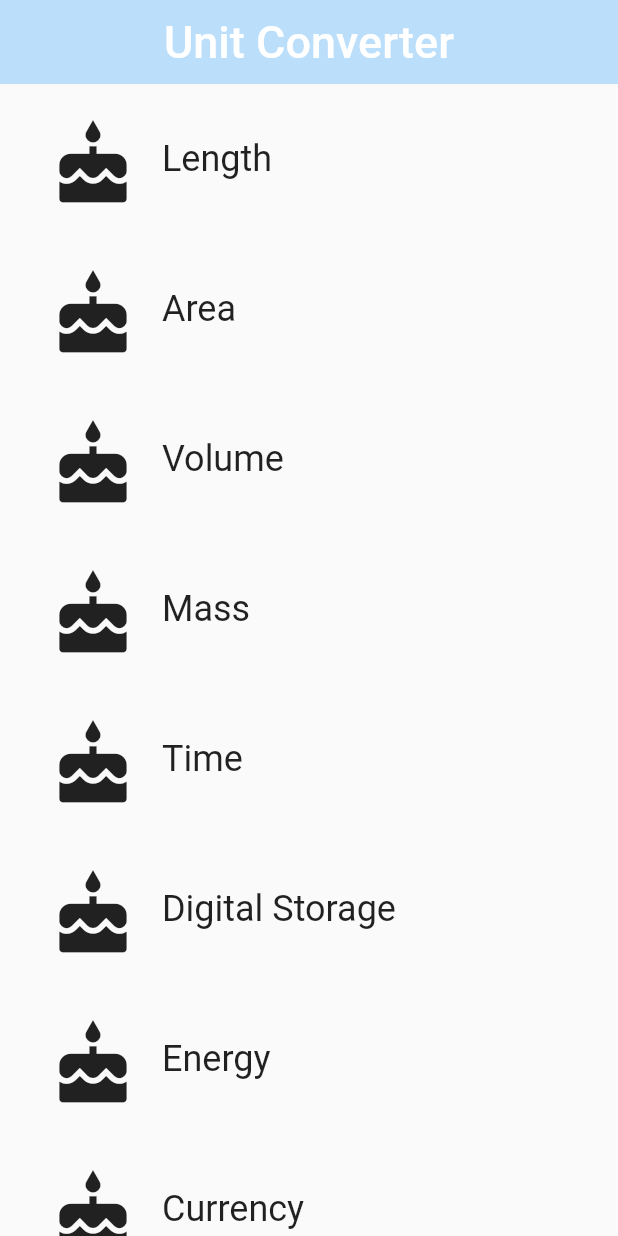
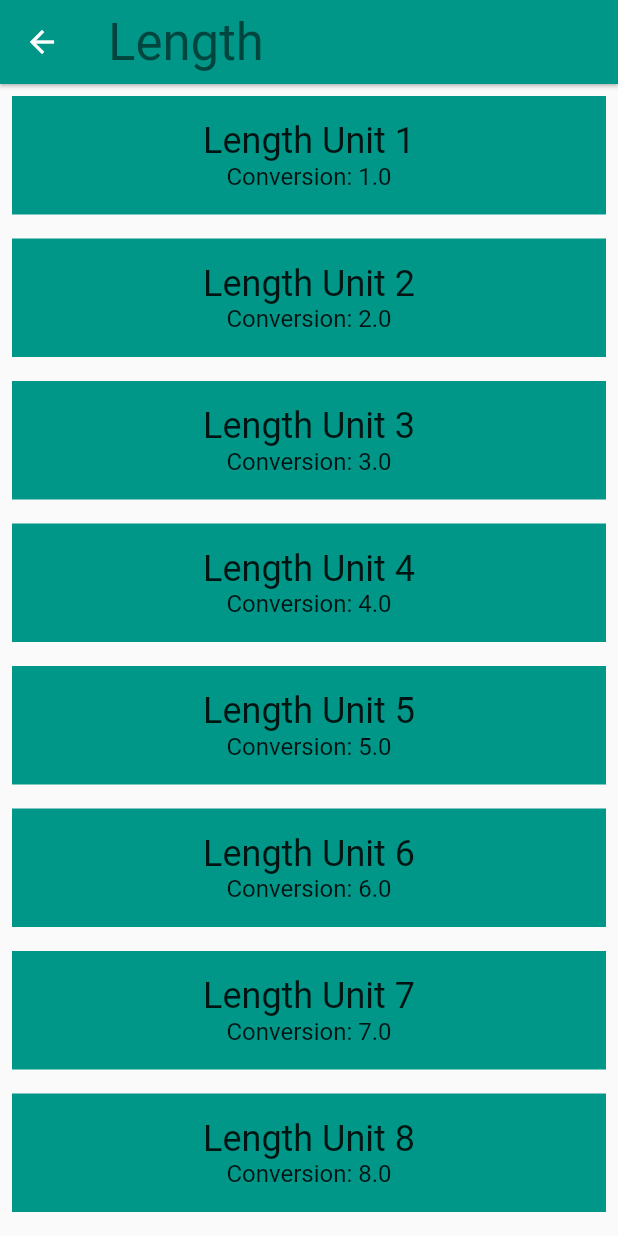
Before and after one commit to mmorgan55/flutter_category, a Flutter app: the screen it shows after launch, after a tap on "Length", on a phone screen of 412 x 824 dp. Run offline on Flutter 3.47's test engine with Material 2 defaults, Android fonts, the phone set to English and light mode, and no system bars.

Commit message:
Added ConverterRoute, Unit classes and added Navigator for new Routes.

```diff
--- a/lib/category.dart
+++ b/lib/category.dart
@@ -5,12 +5,10 @@
 // To keep your imports tidy, follow the ordering guidelines at
 // https://www.dartlang.org/guides/language/effective-dart/style#ordering
 import 'package:flutter/material.dart';
+import 'unit.dart';
+import 'converter_route.dart';
 
-/// A custom [Category] widget.
-///
-/// The widget is composed on an [Icon] and [Text]. Tapping on the widget shows
-/// a colored [InkWell] animation.
-///
+
 final _rowHeight = 100.0;
 final _borderRadius = BorderRadius.circular(50.0);
 
@@ -18,31 +16,45 @@ class Category extends StatelessWidget {
   final String name;
   final ColorSwatch color;
   final IconData iconLocation;
+  final List<Unit> units;
 
-  /// Creates a [Category].
-  ///
-  /// A [Category] saves the name of the Category (e.g. 'Length'), its color for
-  /// the UI, and the icon that represents it (e.g. a ruler).
   const Category({
     Key key,
-    this.name,
-    this.color,
-    this.iconLocation,
+    @required this.name,
+    @required this.color,
+    @required this.iconLocation,
+    @required this.units,
   })  : assert(name != null),
         assert(color != null),
         assert(iconLocation != null),
+        assert(units != null),
         super(key: key);
 
-  /// Builds a custom widget that shows [Category] information.
-  ///
-  /// This information includes the icon, name, and color for the [Category].
+  void _navigateToConverter(BuildContext context) {
+    Navigator.of(context).push(MaterialPageRoute<Null>(
+      builder: (BuildContext context) {
+        return Scaffold(
+          appBar: AppBar(
+            elevation: 1.0,
+            title: Text(
+              name,
+              style: Theme.of(context).textTheme.display1,
+            ),
+            backgroundColor: color,
+          ),
+          body: ConverterRoute(
+            color: color,
+            name: name,
+            units: units,
+          ),
+        );
+      },
+    ));
+  }
+
+
   @override
-  // This `context` parameter describes the location of this widget in the
-  // widget tree. It can be used for obtaining Theme data from the nearest
-  // Theme ancestor in the tree. Below, we obtain the display1 text theme.
-  // See https://docs.flutter.io/flutter/material/Theme-class.html
   Widget build(BuildContext context) {
-    // TODO: Build the custom widget here, referring to the Specs.
     return Material(
       color: Colors.transparent,
       child: Container(
@@ -51,7 +63,7 @@ class Category extends StatelessWidget {
           borderRadius: _borderRadius,
           highlightColor: color,
           splashColor: color,
-          onTap: () => print('Tapped!'),
+          onTap: () => _navigateToConverter(context),
           child: Padding(
             padding: EdgeInsets.all(8.0),
             child: Row(
@@ -70,7 +82,7 @@ class Category extends StatelessWidget {
                     textAlign: TextAlign.center,
                     style: Theme.of(context).textTheme.headline,
                   ),
-                )
+                ),
               ],
             ),
           ),
--- a/lib/category_route.dart
+++ b/lib/category_route.dart
@@ -1,10 +1,8 @@
 import 'package:flutter/material.dart';
+import 'package:flutter_category/category.dart';
+import 'unit.dart';
 
-// TODO: Check if we need to import anything
-import 'package:flutter_category/category.dart';
-// TODO: Define any constants
-
-final _backGroundColor = Colors.blue[100];
+final _backgroundColor = Colors.blue[100];
 
 /// Category Route (screen).
 ///
@@ -38,19 +36,29 @@ class CategoryRoute extends StatelessWidget {
     Colors.red,
   ];
 
-  Widget _buildCategories(List<Widget> categories) {
+  /// Makes the correct number of rows for the list view.
+  ///
+  /// For portrait, we use a [ListView].
+  Widget _buildCategoryWidgets(List<Widget> categories) {
     return ListView.builder(
       itemBuilder: (BuildContext context, int index) => categories[index],
       itemCount: categories.length,
     );
   }
 
+  /// Returns a list of mock [Unit]s.
+  List<Unit> _retrieveUnitList(String categoryName) {
+    return List.generate(10, (int i) {
+      i += 1;
+      return Unit(
+        name: '$categoryName Unit $i',
+        conversion: i.toDouble(),
+      );
+    });
+  }
+
   @override
   Widget build(BuildContext context) {
-    // TODO: Create a list of the eight Categories, using the names and colors
-    // from above. Use a placeholder icon, such as `Icons.cake` for each
-    // Category. We'll add custom icons later.
-
     final categories = <Category>[];
 
     for (var i = 0; i < _categoryNames.length; i++) {
@@ -58,24 +66,27 @@ class CategoryRoute extends StatelessWidget {
         name: _categoryNames[i],
         color: _baseColors[i],
         iconLocation: Icons.cake,
+        units: _retrieveUnitList(_categoryNames[i]),
       ));
     }
 
-    // TODO: Create a list view of the Categories
     final listView = Container(
+      color: _backgroundColor,
       padding: EdgeInsets.symmetric(horizontal: 8.0),
-      child: _buildCategories(categories),
+      child: _buildCategoryWidgets(categories),
     );
 
-    // TODO: Create an App Bar
     final appBar = AppBar(
+      elevation: 0.0,
       title: Text(
         'Unit Converter',
-        style: TextStyle(fontSize: 30.0),
+        style: TextStyle(
+          color: Colors.black,
+          fontSize: 30.0,
+        ),
       ),
-      elevation: 0.0,
       centerTitle: true,
-      backgroundColor: _backGroundColor,
+      backgroundColor: _backgroundColor,
     );
 
     return Scaffold(
--- /dev/null
+++ b/lib/converter_route.dart
@@ -0,0 +1,49 @@
+import 'package:flutter/material.dart';
+import 'package:meta/meta.dart';
+
+import 'unit.dart';
+import 'category.dart';
+
+
+class ConverterRoute extends StatelessWidget {
+  final String name;
+
+  final Color color;
+
+  final List<Unit> units;
+
+  const ConverterRoute({
+    @required this.name,
+    @required this.color,
+    @required this.units,
+  })  : assert(name != null),
+        assert(color != null),
+        assert(units != null);
+
+  @override
+  Widget build(BuildContext context) {
+    final unitWidgets = units.map((Unit unit) {
+      return Container(
+        color: color,
+        margin: EdgeInsets.all(8.0),
+        padding: EdgeInsets.all(16.0),
+        child: Column(
+          children: <Widget>[
+            Text(
+              unit.name,
+              style: Theme.of(context).textTheme.headline,
+            ),
+            Text(
+              'Conversion: ${unit.conversion}',
+              style: Theme.of(context).textTheme.subhead,
+            ),
+          ],
+        ),
+      );
+    }).toList();
+
+    return ListView(
+      children: unitWidgets,
+    );
+  }
+}
--- /dev/null
+++ b/lib/unit.dart
@@ -0,0 +1,23 @@
+import 'package:meta/meta.dart';
+
+/// Information about a [Unit].
+class Unit {
+  final String name;
+  final double conversion;
+
+  /// A [Unit] stores its name and conversion factor.
+  ///
+  /// An example would be 'Meter' and '1.0'.
+  const Unit({
+    @required this.name,
+    @required this.conversion,
+  })  : assert(name != null),
+        assert(conversion != null);
+
+  /// Creates a [Unit] from a JSON object.
+  Unit.fromJson(Map jsonMap)
+      : assert(jsonMap['name'] != null),
+        assert(jsonMap['conversion'] != null),
+        name = jsonMap['name'],
+        conversion = jsonMap['conversion'].toDouble();
+}
```
Also changed, not shown: lib/main.dart (+0 -8 lines).
